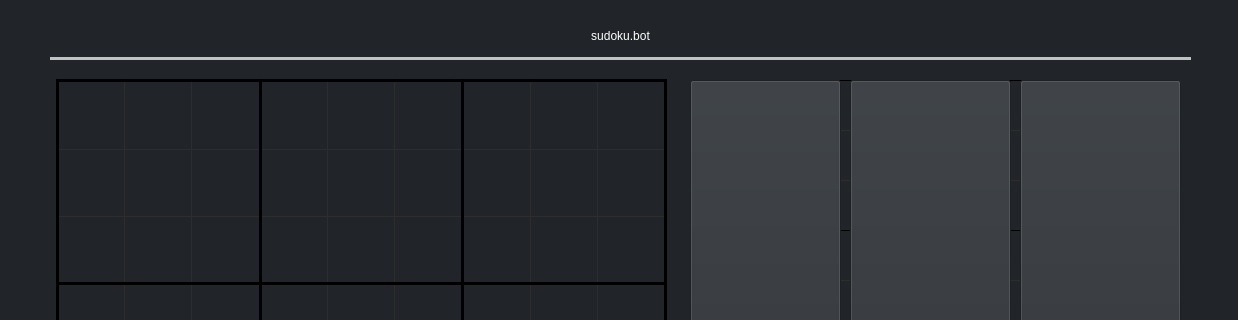
Before: the Qt Designer form src/mainwindow.ui in Alonkopilov/qt-sudoku-logic-solver, drawn with Qt 5; both pictures show x 0 to 1238 and y 0 to 320 of the 1238 by 748 pixel window.
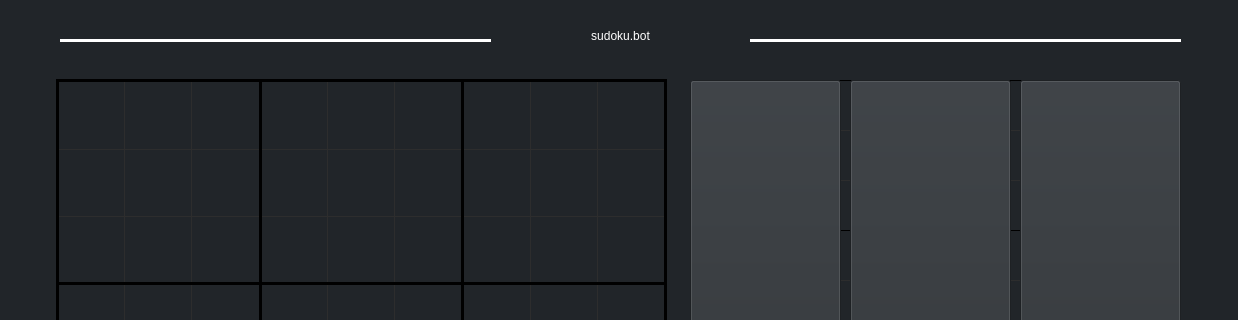
After: the same form once the commit is applied. Icons and pictures are not drawn.

Commit message: Updated main title + fixed editboard squares visibility

Patch:
```diff
--- a/src/mainwindow.ui
+++ b/src/mainwindow.ui
@@ -666,14 +666,15 @@
    <widget class="QLabel" name="label_2">
     <property name="geometry">
      <rect>
-      <x>50</x>
+      <x>60</x>
       <y>10</y>
-      <width>1141</width>
+      <width>1121</width>
       <height>51</height>
      </rect>
     </property>
     <property name="styleSheet">
-     <string notr="true">font: 700 22pt &quot;Montserrat&quot;;
+     <string notr="true">font: 700 32pt &quot;Montserrat&quot;;
+background-color: rgba(255, 255, 255, 0);
 color: rgb(255, 255, 255);</string>
     </property>
     <property name="text">
@@ -686,14 +687,14 @@
    <widget class="Line" name="line_21">
     <property name="geometry">
      <rect>
-      <x>50</x>
-      <y>50</y>
-      <width>1141</width>
-      <height>16</height>
+      <x>750</x>
+      <y>30</y>
+      <width>431</width>
+      <height>20</height>
      </rect>
     </property>
     <property name="styleSheet">
-     <string notr="true">color: rgb(193, 193, 193);</string>
+     <string notr="true">color: rgb(255, 255, 255)</string>
     </property>
     <property name="frameShadow">
      <enum>QFrame::Plain</enum>
@@ -1180,7 +1181,28 @@
      <enum>Qt::Horizontal</enum>
     </property>
    </widget>
-   <zorder>label_2</zorder>
+   <widget class="Line" name="line_22">
+    <property name="geometry">
+     <rect>
+      <x>60</x>
+      <y>30</y>
+      <width>431</width>
+      <height>20</height>
+     </rect>
+    </property>
+    <property name="styleSheet">
+     <string notr="true">color: rgb(255, 255, 255)</string>
+    </property>
+    <property name="frameShadow">
+     <enum>QFrame::Plain</enum>
+    </property>
+    <property name="lineWidth">
+     <number>3</number>
+    </property>
+    <property name="orientation">
+     <enum>Qt::Horizontal</enum>
+    </property>
+   </widget>
    <zorder>line_21</zorder>
    <zorder>gridLayoutWidget</zorder>
    <zorder>btnSolve</zorder>
```
Left out of the diff: 2 changed lines with no effect on the pictures. The commit also changes 2 other files.
